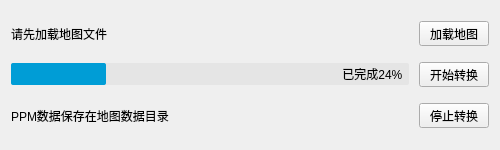
Before: the Qt Designer form mainwindow.ui in ZHENGYUANUNIX/convertppm, drawn with Qt 5.
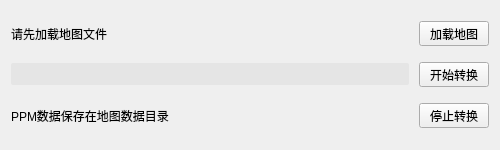
After: the same form once the commit is applied. Icons and pictures are not drawn.

The edit to the form file:
```diff
--- a/mainwindow.ui
+++ b/mainwindow.ui
@@ -88,13 +88,13 @@
 }</string>
         </property>
         <property name="value">
-         <number>24</number>
+         <number>0</number>
         </property>
         <property name="alignment">
          <set>Qt::AlignRight|Qt::AlignTrailing|Qt::AlignVCenter</set>
         </property>
         <property name="format">
-         <string>已完成%p%  </string>
+         <string/>
         </property>
        </widget>
       </item>
```
